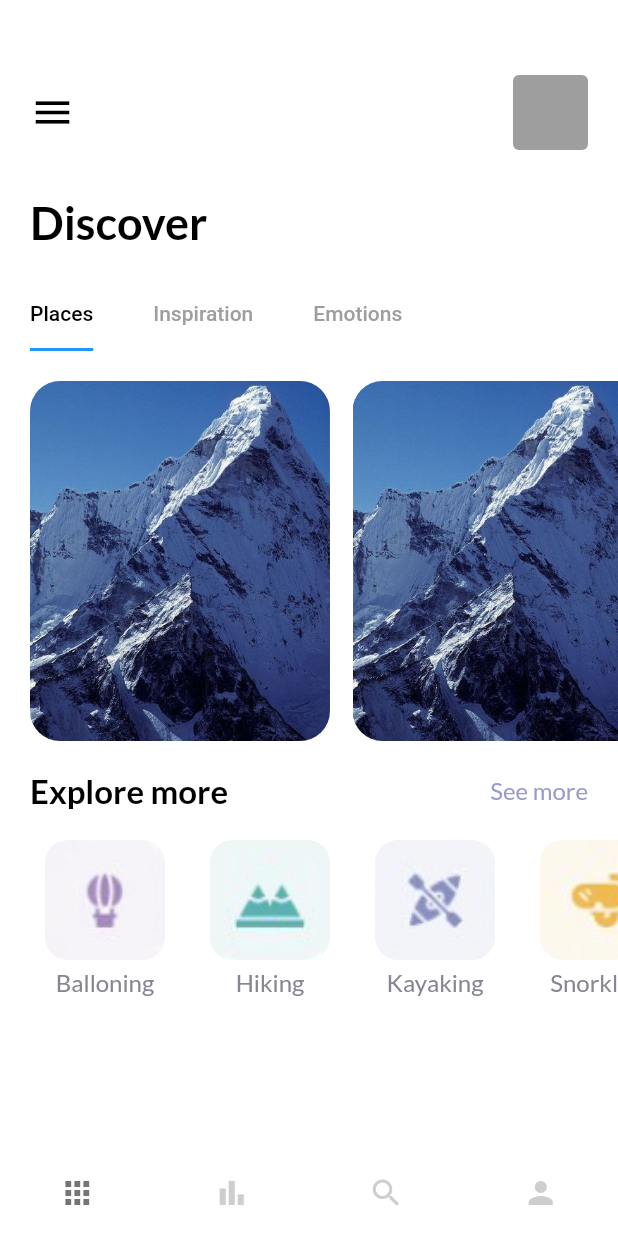
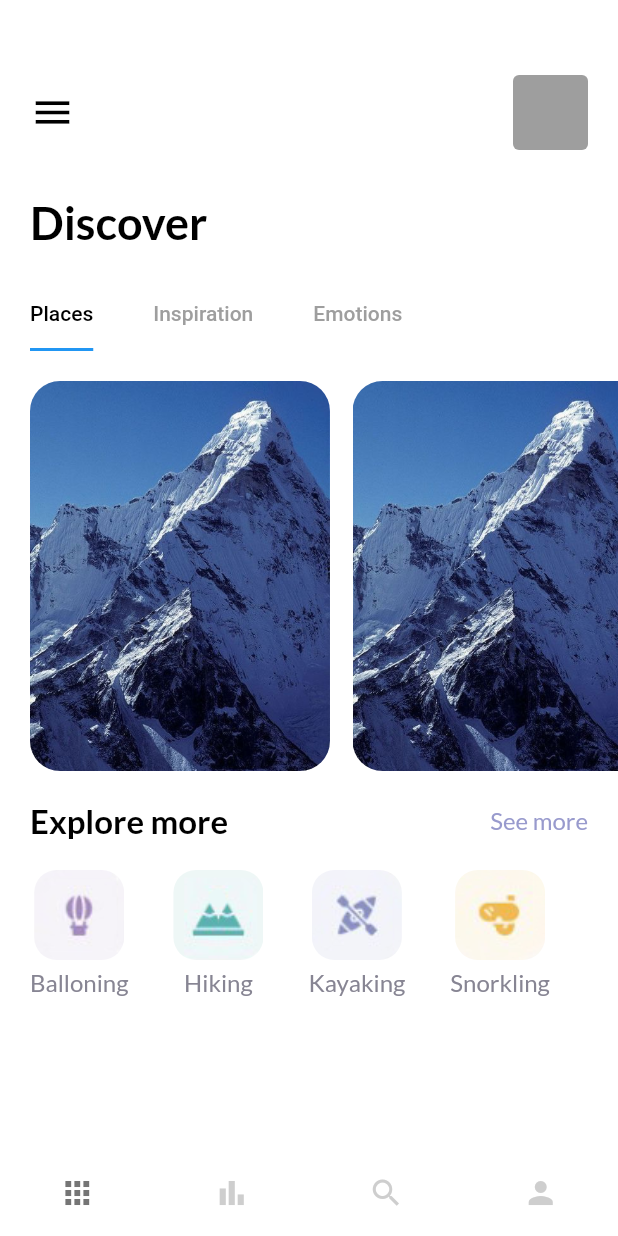
Before and after one commit to muhammadLkoumy/travel-UI, a Flutter app: the screen it shows after launch, on a phone screen of 412 x 824 dp. Run offline on Flutter 3.47's test engine with Material 2 defaults, Android fonts, the light colour scheme and no system bars; our stand-ins replace google_fonts.

Commit message:
home_page

```diff
--- a/lib/pages/nav_pages/home_page.dart
+++ b/lib/pages/nav_pages/home_page.dart
@@ -83,7 +83,7 @@ class _HomePageState extends State<HomePage> with TickerProviderStateMixin {
           ),
           Container(
             margin: const EdgeInsets.only(left: 20),
-            height: 260,
+            height: 280,
             width: double.infinity,
             child: TabBarView(
               controller: _tabController,
@@ -137,8 +137,8 @@ class _HomePageState extends State<HomePage> with TickerProviderStateMixin {
             height: 20,
           ),
           Container(
-            margin: const EdgeInsets.only(left: 30),
-            height: 120,
+            margin: const EdgeInsets.only(left: 20),
+            height: 100,
             child: ListView.builder(
                 physics: const BouncingScrollPhysics(),
                 itemCount: 4,
@@ -150,8 +150,8 @@ class _HomePageState extends State<HomePage> with TickerProviderStateMixin {
                       children: [
                         Container(
                           //margin: const EdgeInsets.only(right: 20),
-                          height: 80,
-                          width: 80,
+                          height: 60,
+                          width: 60,
                           decoration: BoxDecoration(
                             borderRadius: BorderRadius.circular(15),
                             image: DecorationImage(
```
